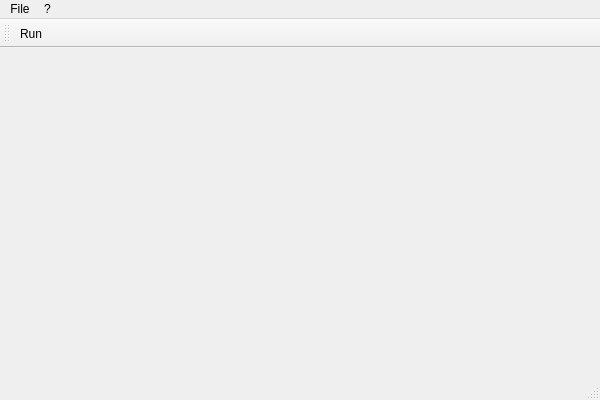
The window that TSPViewer/tspmainwindow.ui (ornicar/tsp) describes before a commit, drawn with Qt 5.
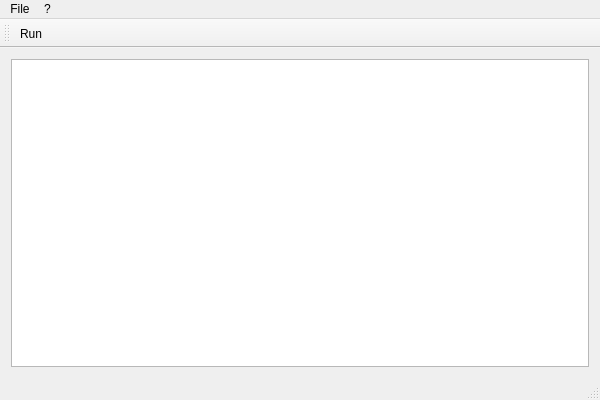
The same window after the commit.

The edit to the form file:
```diff
--- a/TSPViewer/tspmainwindow.ui
+++ b/TSPViewer/tspmainwindow.ui
@@ -13,7 +13,13 @@
   <property name="windowTitle">
    <string>Travelling salesman problem</string>
   </property>
-  <widget class="QWidget" name="centralWidget"/>
+  <widget class="QWidget" name="centralWidget">
+   <layout class="QGridLayout" name="gridLayout">
+    <item row="0" column="0">
+     <widget class="QGraphicsView" name="pQt_graphicsView"/>
+    </item>
+   </layout>
+  </widget>
   <widget class="QMenuBar" name="menuBar">
    <property name="geometry">
     <rect>
```
